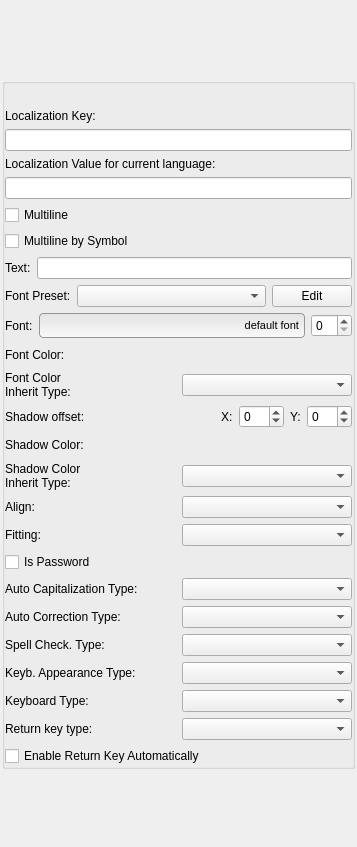
This is Tools/UIEditor/UI/textpropertygridwidget.ui in xaoctech/dava.engine as Qt 5 draws it before an edit. The edited form follows.
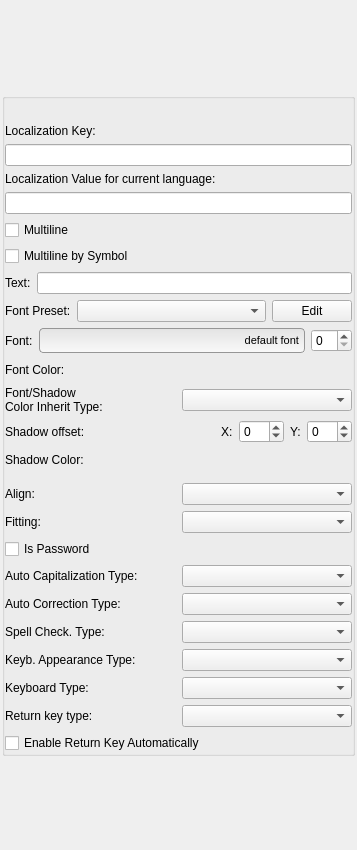
This is the edited form. Custom widgets are drawn as their Qt base class.

Commit message: [DF-4916] - Font/Shadow Color Inherit type is implemented for UIButton.

Patch:
```diff
--- a/Tools/UIEditor/UI/textpropertygridwidget.ui
+++ b/Tools/UIEditor/UI/textpropertygridwidget.ui
@@ -7,7 +7,7 @@
     <x>0</x>
     <y>0</y>
     <width>357</width>
-    <height>847</height>
+    <height>850</height>
    </rect>
   </property>
   <property name="sizePolicy">
@@ -335,8 +335,8 @@
          <item>
           <widget class="QLabel" name="label">
            <property name="text">
-            <string>Font Color
-Inherit Type:</string>
+            <string>Font/Shadow
+Color Inherit Type:</string>
            </property>
           </widget>
          </item>
@@ -467,17 +467,6 @@
          <property name="margin">
           <number>0</number>
          </property>
-         <item>
-          <widget class="QLabel" name="shadowColorLabel_2">
-           <property name="text">
-            <string>Shadow Color
-Inherit Type:</string>
-           </property>
-          </widget>
-         </item>
-         <item>
-          <widget class="QComboBox" name="shadowColorInheritTypeCombobox"/>
-         </item>
         </layout>
        </widget>
       </item>
```
Left out of the diff: 5 changed lines with no effect on the pictures. The commit also changes 11 other files.
